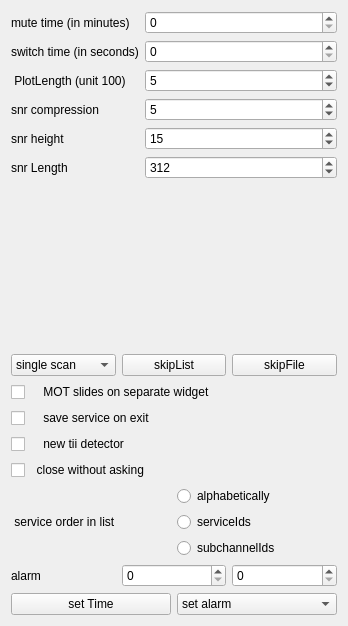
Before: the Qt Designer form forms/config-helper.ui in JvanKatwijk/qt-dab, drawn with Qt 5.
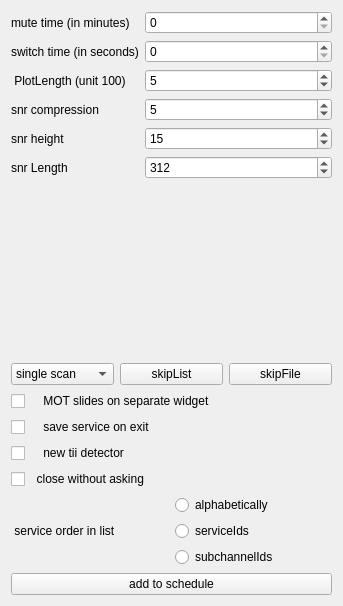
After: the same form once the commit is applied. Custom widgets are drawn as their Qt base class.

Diff of the .ui file:
```diff
--- a/forms/config-helper.ui
+++ b/forms/config-helper.ui
@@ -6,8 +6,8 @@
    <rect>
     <x>0</x>
     <y>0</y>
-    <width>348</width>
-    <height>626</height>
+    <width>343</width>
+    <height>606</height>
    </rect>
   </property>
   <property name="windowTitle">
@@ -252,57 +252,14 @@
     </layout>
    </item>
    <item>
-    <layout class="QHBoxLayout" name="horizontalLayout">
-     <item>
-      <widget class="QLabel" name="label_4">
-       <property name="text">
-        <string>alarm</string>
-       </property>
-      </widget>
-     </item>
-     <item>
-      <widget class="smallSpinBox" name="alarm_hours">
-       <property name="maximum">
-        <number>23</number>
-       </property>
-      </widget>
-     </item>
-     <item>
-      <widget class="smallSpinBox" name="alarm_minutes">
-       <property name="maximum">
-        <number>59</number>
-       </property>
-      </widget>
-     </item>
-    </layout>
-   </item>
-   <item>
-    <layout class="QHBoxLayout" name="horizontalLayout_2">
-     <item>
-      <widget class="smallPushButton" name="setTime_button">
-       <property name="text">
-        <string>set Time</string>
-       </property>
-      </widget>
-     </item>
-     <item>
-      <widget class="QComboBox" name="alarmSelector">
-       <property name="toolTip">
-        <string>An alarm can be set. If the alarm time is reached, the selected service will be chosen.</string>
-       </property>
-       <item>
-        <property name="text">
-         <string>set alarm</string>
-        </property>
-       </item>
-       <item>
-        <property name="text">
-         <string>remove alarm</string>
-        </property>
-       </item>
-      </widget>
-     </item>
-    </layout>
+    <widget class="QPushButton" name="scheduleSelector">
+     <property name="toolTip">
+      <string>&lt;html&gt;&lt;head/&gt;&lt;body&gt;&lt;p&gt;Add an element to the schedule. First a list of services is presented from which to choose,&lt;/p&gt;&lt;p&gt;after selecting a service, a second widget will pop up and ask for the time that that&lt;/p&gt;&lt;p&gt;service should be activated.&lt;/p&gt;&lt;p&gt;Note that, since the channel may have to be changed, the actual switch will take&lt;/p&gt;&lt;p&gt;place app 15 seconds before the specified time.&lt;/p&gt;&lt;/body&gt;&lt;/html&gt;</string>
+     </property>
+     <property name="text">
+      <string>add to schedule</string>
+     </property>
+    </widget>
    </item>
   </layout>
  </widget>
```
